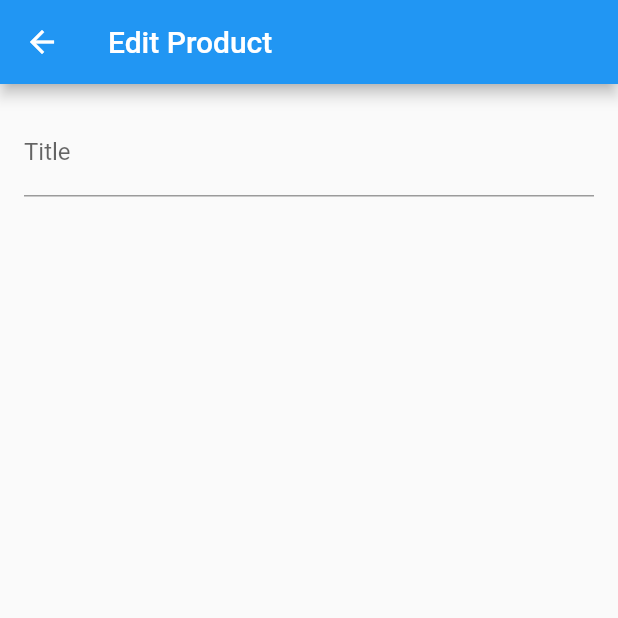
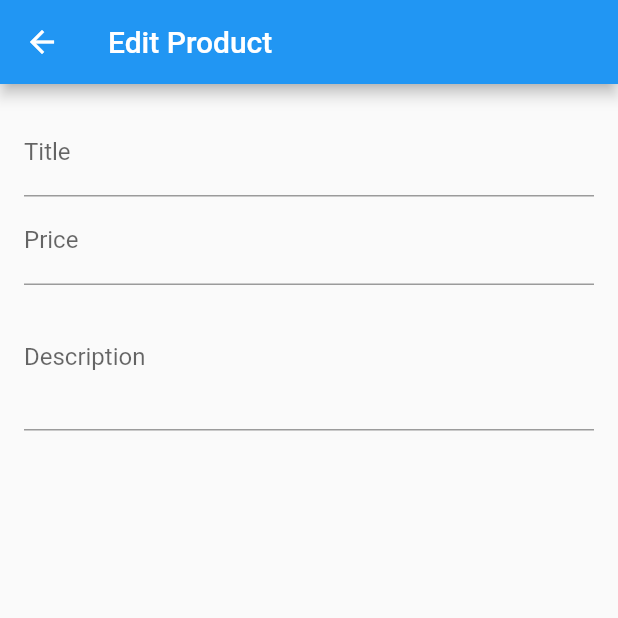
Before and after one commit to gopigoppu/learn_flutter, a Flutter app: the EditProductScreen screen opened directly, on a phone screen of 412 x 824 dp, the top half of it. Run offline on Flutter 3.47's test engine with Material 2 defaults, Android fonts, the phone set to English and light mode, and no system bars; network calls fail.

Commit message:
edit product input fields add

```diff
--- a/lib/shop/screens/edit_product_screen.dart
+++ b/lib/shop/screens/edit_product_screen.dart
@@ -9,6 +9,17 @@ class EditProductScreen extends StatefulWidget {
 }
 
 class _EditProductScreenState extends State<EditProductScreen> {
+  final _priceFocusNode = FocusNode();
+  final _editFocusNode = FocusNode();
+
+  @override
+  void dispose() {
+    // TODO: implement dispose
+    _priceFocusNode.dispose();
+    _editFocusNode.dispose();
+    super.dispose();
+  }
+
   @override
   Widget build(BuildContext context) {
     return Scaffold(
@@ -22,12 +33,27 @@ class _EditProductScreenState extends State<EditProductScreen> {
             child: Column(
               children: [
                 TextFormField(
-                  decoration: const InputDecoration(
-                    labelText: 'Title',
-                  ),
+                  decoration: const InputDecoration(labelText: 'Title'),
                   textInputAction: TextInputAction.next,
-                  onFieldSubmitted: (value) {},
-                )
+                  onFieldSubmitted: (_) {
+                    FocusScope.of(context).requestFocus(_priceFocusNode);
+                  },
+                ),
+                TextFormField(
+                  decoration: const InputDecoration(labelText: 'Price'),
+                  textInputAction: TextInputAction.next,
+                  keyboardType: TextInputType.number,
+                  focusNode: _priceFocusNode,
+                  onFieldSubmitted: (_) {
+                    FocusScope.of(context).requestFocus(_editFocusNode);
+                  },
+                ),
+                TextFormField(
+                  decoration: const InputDecoration(labelText: 'Description'),
+                  maxLines: 3,
+                  keyboardType: TextInputType.multiline,
+                  focusNode: _editFocusNode,
+                ),
               ],
             ),
           ),
```
